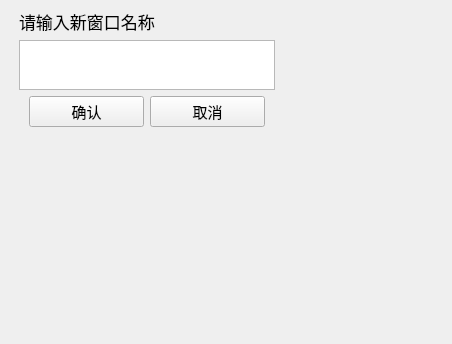
Before: the Qt Designer form FloatingBrowserWindow/HeaderFiles/PopDialogs/StringInputDialog.ui in bzmmz/FloatingBrowserWindow, drawn with Qt 5.
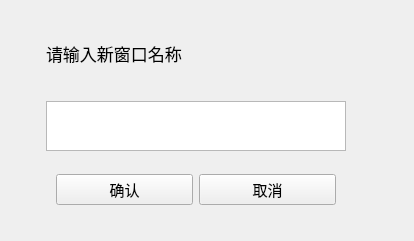
After: the same form once the commit is applied.

```diff
--- a/FloatingBrowserWindow/HeaderFiles/PopDialogs/StringInputDialog.ui
+++ b/FloatingBrowserWindow/HeaderFiles/PopDialogs/StringInputDialog.ui
@@ -6,25 +6,25 @@
    <rect>
     <x>0</x>
     <y>0</y>
-    <width>452</width>
-    <height>344</height>
+    <width>414</width>
+    <height>241</height>
    </rect>
   </property>
   <property name="windowTitle">
    <string>Form</string>
   </property>
-  <widget class="QWidget" name="gridLayoutWidget">
+  <widget class="QWidget" name="">
    <property name="geometry">
     <rect>
-     <x>9</x>
-     <y>9</y>
-     <width>411</width>
-     <height>321</height>
+     <x>11</x>
+     <y>11</y>
+     <width>371</width>
+     <height>211</height>
     </rect>
    </property>
    <layout class="QGridLayout" name="gridLayout">
     <property name="sizeConstraint">
-     <enum>QLayout::SetFixedSize</enum>
+     <enum>QLayout::SetMinimumSize</enum>
     </property>
     <property name="leftMargin">
      <number>10</number>
@@ -97,8 +97,10 @@
       </property>
       <property name="font">
        <font>
-        <family>思源宋体 Medium</family>
-        <pointsize>11</pointsize>
+        <family>思源黑体 CN Bold</family>
+        <pointsize>12</pointsize>
+        <weight>75</weight>
+        <bold>true</bold>
        </font>
       </property>
       <property name="cursor" stdset="0">
```
Left out of the diff: 44 changed lines with no effect on the pictures.
